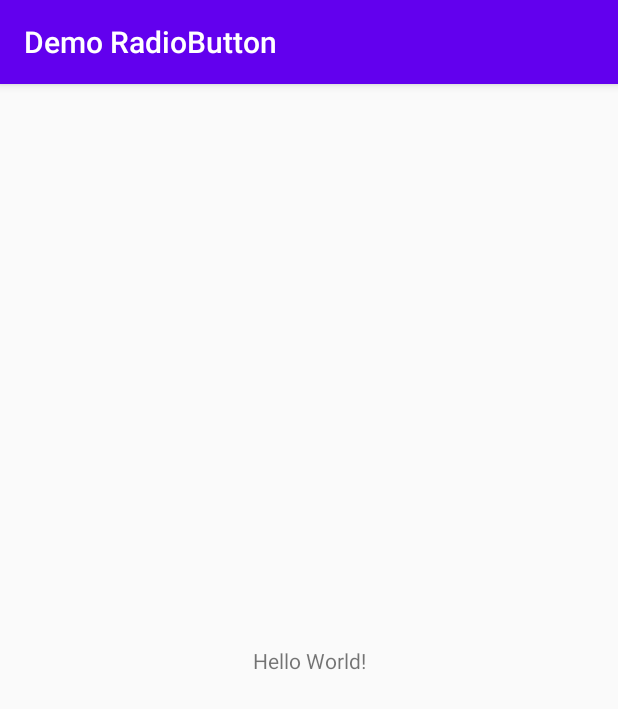
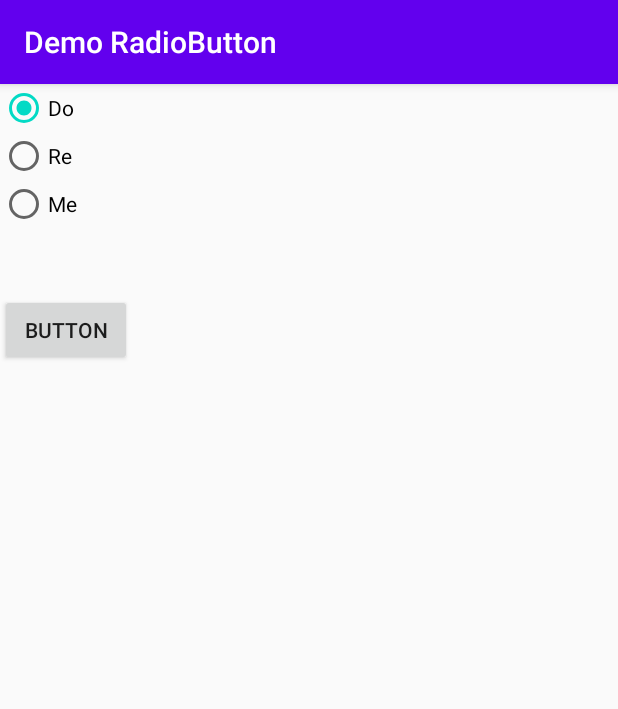
Before and after one commit to Gnadalfthegay1/Demo-RadioButton, an Android app: the screen it shows after launch (MainActivity), on a phone screen of 412 x 824 dp. Shown: the top 709 px of the screen. Run offline under Robolectric (Android 15) with nearby library versions, the phone set to English and light mode, and no system bars.

Commit message:
yare yare daze

```diff
--- a/app/src/main/java/com/myapplicationdev/android/demoradiobutton/MainActivity.java
+++ b/app/src/main/java/com/myapplicationdev/android/demoradiobutton/MainActivity.java
@@ -3,6 +3,11 @@ package com.myapplicationdev.android.demoradiobutton;
 import androidx.appcompat.app.AppCompatActivity;
 
 import android.os.Bundle;
+import android.view.View;
+import android.widget.Button;
+import android.widget.RadioButton;
+import android.widget.RadioGroup;
+import android.widget.Toast;
 
 public class MainActivity extends AppCompatActivity {
 
@@ -10,5 +15,20 @@ public class MainActivity extends AppCompatActivity {
     protected void onCreate(Bundle savedInstanceState) {
         super.onCreate(savedInstanceState);
         setContentView(R.layout.activity_main);
+        Button btn = (Button) findViewById(R.id.button1);
+        btn.setOnClickListener(new View.OnClickListener(){
+            @Override
+            public void onClick(View arg0) {
+                // Get the RadioGroup object
+                RadioGroup rg = (RadioGroup) findViewById(R.id.radioGroup1);
+                // Get the Id of the selected radio button in the RadioGroup
+                int selectedButtonId = rg.getCheckedRadioButtonId();
+                // Get the radio button object from the Id we had gotten above
+                RadioButton rb = (RadioButton) findViewById(selectedButtonId);
+                //Show a Toast that display the text on the selected radio button
+                Toast.makeText(MainActivity.this, rb.getText(),
+                        Toast.LENGTH_LONG).show();
+            }});
+
     }
 }
--- a/app/src/main/res/layout/activity_main.xml
+++ b/app/src/main/res/layout/activity_main.xml
@@ -6,13 +6,34 @@
     android:layout_height="match_parent"
     tools:context=".MainActivity">
 
-    <TextView
+    <RadioGroup android:id="@+id/radioGroup1"
         android:layout_width="wrap_content"
         android:layout_height="wrap_content"
-        android:text="Hello World!"
-        app:layout_constraintBottom_toBottomOf="parent"
-        app:layout_constraintLeft_toLeftOf="parent"
-        app:layout_constraintRight_toRightOf="parent"
-        app:layout_constraintTop_toTopOf="parent" />
+        android:orientation="vertical" >
+
+        <RadioButton android:id="@+id/radio0"
+            android:layout_width="wrap_content"
+            android:layout_height="wrap_content"
+            android:checked="true" android:text="Do" />
+
+        <RadioButton android:id="@+id/radio1"
+            android:layout_width="wrap_content"
+            android:layout_height="wrap_content"
+            android:text="Re" />
+
+        <RadioButton android:id="@+id/radio2"
+            android:layout_width="wrap_content"
+            android:layout_height="wrap_content"
+            android:text="Me" />
+    </RadioGroup>
+
+    <Button
+        android:id="@+id/button1"
+        android:layout_width="wrap_content"
+        android:layout_height="wrap_content"
+        android:layout_marginTop="44dp"
+        android:text="Button"
+        app:layout_constraintTop_toBottomOf="@+id/radioGroup1"
+        tools:layout_editor_absoluteX="7dp" />
 
 </androidx.constraintlayout.widget.ConstraintLayout>
```
